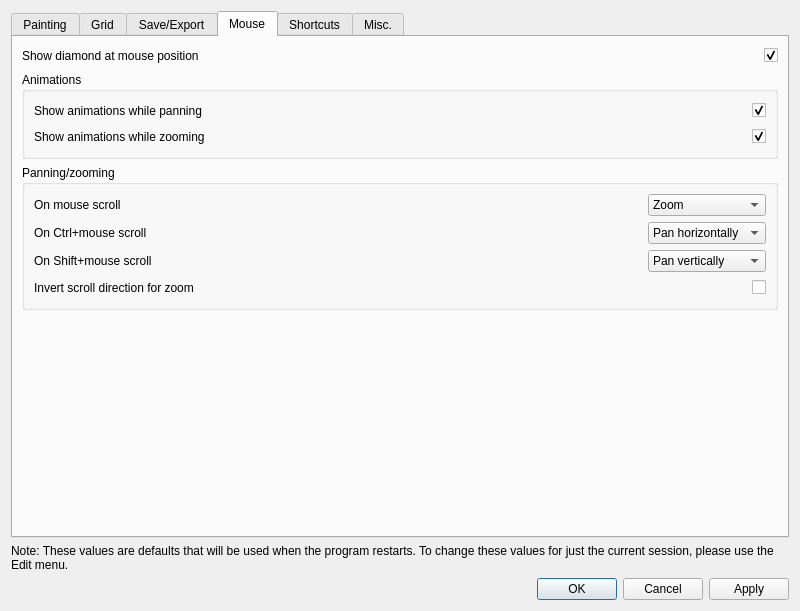
Qt form src/gui/ycircuit_optionsWindow.ui (mclaughlinconnor/ycircuit) before a commit.
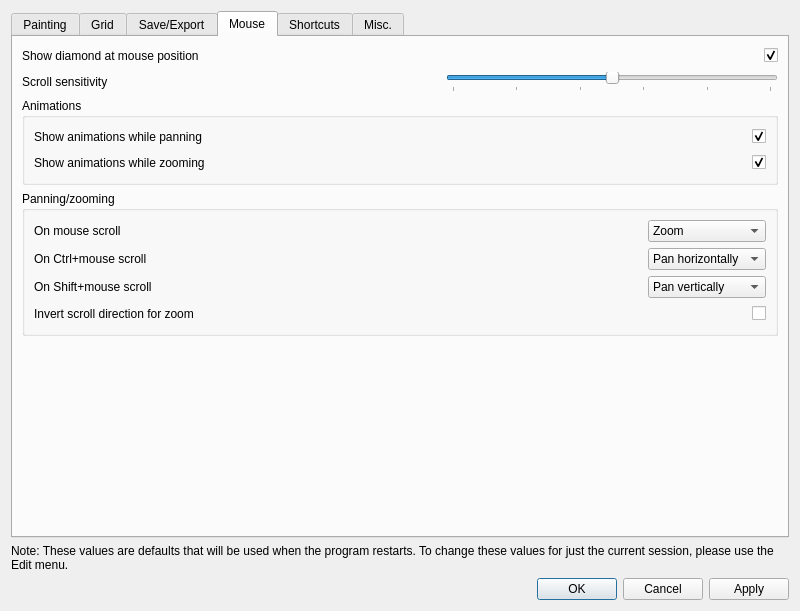
The same form after that commit. The open tabs and pages were chosen to show the change.

Commit message: Adds option for setting mouse scroll sensitivity, starts work for #35

```diff
--- a/src/gui/ycircuit_optionsWindow.ui
+++ b/src/gui/ycircuit_optionsWindow.ui
@@ -1720,6 +1720,61 @@
          </item>
         </layout>
        </item>
+       <item>
+        <layout class="QHBoxLayout" name="horizontalLayout_35">
+         <item>
+          <widget class="QLabel" name="label_47">
+           <property name="text">
+            <string>Scroll sensitivity</string>
+           </property>
+          </widget>
+         </item>
+         <item>
+          <spacer name="horizontalSpacer_47">
+           <property name="orientation">
+            <enum>Qt::Horizontal</enum>
+           </property>
+           <property name="sizeHint" stdset="0">
+            <size>
+             <width>40</width>
+             <height>20</height>
+            </size>
+           </property>
+          </spacer>
+         </item>
+         <item>
+          <widget class="QSlider" name="horizontalSlider_mouseScrollSensitivity">
+           <property name="toolTip">
+            <string>Higher values lead to increased panning and zooming per unit motion and vice versa</string>
+           </property>
+           <property name="minimum">
+            <number>1</number>
+           </property>
+           <property name="maximum">
+            <number>21</number>
+           </property>
+           <property name="value">
+            <number>11</number>
+           </property>
+           <property name="sliderPosition">
+            <number>11</number>
+           </property>
+           <property name="orientation">
+            <enum>Qt::Horizontal</enum>
+           </property>
+           <property name="invertedAppearance">
+            <bool>false</bool>
+           </property>
+           <property name="tickPosition">
+            <enum>QSlider::TicksBelow</enum>
+           </property>
+           <property name="tickInterval">
+            <number>4</number>
+           </property>
+          </widget>
+         </item>
+        </layout>
+       </item>
        <item>
         <widget class="QGroupBox" name="groupBox_11">
          <property name="title">
```
Left out of the diff: 2 changed lines with no effect on the pictures. The commit also changes 3 other files.
